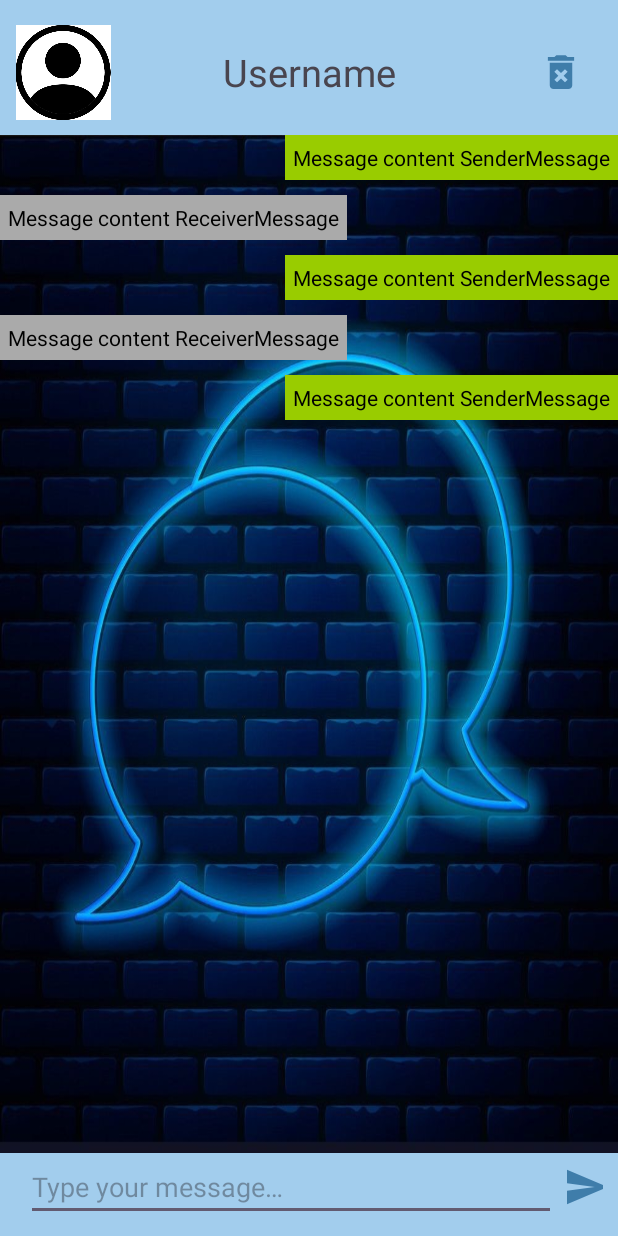
After one commit to yagel2/AP2_Ex4, an Android app: the ChatScreen screen opened directly, with no data from a screen before it, on a phone screen of 412 x 824 dp. The commit adds this screen. Run offline under Robolectric (Android 15) with nearby library versions, the phone set to English and light mode, and no system bars.

Commit message:
chat screen page

```diff
--- a/app/src/main/AndroidManifest.xml
+++ b/app/src/main/AndroidManifest.xml
@@ -13,10 +13,14 @@
         android:theme="@style/Theme.AP2_Ex4"
         tools:targetApi="31">
         <activity
+            android:name=".ChatScreen"
+            android:exported="false" />
+        <activity
             android:name=".Registration"
             android:exported="true">
             <intent-filter>
                 <action android:name="android.intent.action.MAIN" />
+
                 <category android:name="android.intent.category.LAUNCHER" />
             </intent-filter>
         </activity>
--- /dev/null
+++ b/app/src/main/java/com/example/ap2_ex4/ChatScreen.java
@@ -0,0 +1,13 @@
+package com.example.ap2_ex4;
+
+import android.os.Bundle;
+import androidx.appcompat.app.AppCompatActivity;
+
+public class ChatScreen extends AppCompatActivity {
+
+    @Override
+    protected void onCreate(Bundle savedInstanceState) {
+        super.onCreate(savedInstanceState);
+        setContentView(R.layout.activity_chat_screen);
+    }
+}
--- /dev/null
+++ b/app/src/main/res/drawable-anydpi/delete_icon.xml
@@ -0,0 +1,16 @@
+<vector xmlns:android="http://schemas.android.com/apk/res/android"
+    android:width="24dp"
+    android:height="24dp"
+    android:viewportWidth="24"
+    android:viewportHeight="24"
+    android:tint="@color/buttonToNextPage"
+    android:alpha="0.8">
+  <group android:scaleX="1.25"
+      android:scaleY="1.25"
+      android:translateX="-3"
+      android:translateY="-3">
+    <path
+        android:fillColor="@android:color/white"
+        android:pathData="M6,19c0,1.1 0.9,2 2,2h8c1.1,0 2,-0.9 2,-2L18,7L6,7v12zM8.46,11.88l1.41,-1.41L12,12.59l2.12,-2.12 1.41,1.41L13.41,14l2.12,2.12 -1.41,1.41L12,15.41l-2.12,2.12 -1.41,-1.41L10.59,14l-2.13,-2.12zM15.5,4l-1,-1h-5l-1,1L5,4v2h14L19,4z"/>
+  </group>
+</vector>
--- /dev/null
+++ b/app/src/main/res/drawable-anydpi/send_icon.xml
@@ -0,0 +1,17 @@
+<vector xmlns:android="http://schemas.android.com/apk/res/android"
+    android:width="24dp"
+    android:height="24dp"
+    android:viewportWidth="24"
+    android:viewportHeight="24"
+    android:tint="@color/buttonToNextPage"
+    android:alpha="0.8"
+    android:autoMirrored="true">
+  <group android:scaleX="1.4285715"
+      android:scaleY="1.4285715"
+      android:translateX="-5.857143"
+      android:translateY="-5.142857">
+    <path
+        android:fillColor="@android:color/white"
+        android:pathData="M2.01,21L23,12 2.01,3 2,10l15,2 -15,2z"/>
+  </group>
+</vector>
--- /dev/null
+++ b/app/src/main/res/layout/activity_chat_screen.xml
@@ -0,0 +1,121 @@
+<?xml version="1.0" encoding="utf-8"?>
+<androidx.constraintlayout.widget.ConstraintLayout xmlns:android="http://schemas.android.com/apk/res/android"
+    xmlns:app="http://schemas.android.com/apk/res-auto"
+    xmlns:tools="http://schemas.android.com/tools"
+    android:layout_width="match_parent"
+    android:layout_height="match_parent"
+    android:background="@color/blueInput"
+    tools:context=".ChatScreen">
+
+    <!-- Profile Section -->
+    <androidx.constraintlayout.widget.ConstraintLayout
+        android:id="@+id/profileSection"
+        android:layout_width="match_parent"
+        android:layout_height="wrap_content"
+        android:layout_marginTop="5dp"
+        app:layout_constraintTop_toTopOf="parent">
+
+        <ImageView
+            android:id="@+id/imageProfile"
+            android:layout_width="64dp"
+            android:layout_height="63dp"
+            android:layout_marginStart="10dp"
+            android:layout_marginTop="11dp"
+            android:layout_marginEnd="10dp"
+            android:layout_marginBottom="10dp"
+            android:src="@drawable/person_circle"
+            app:layout_constraintBottom_toBottomOf="parent"
+            app:layout_constraintStart_toStartOf="parent"
+            app:layout_constraintTop_toTopOf="parent" />
+
+        <TextView
+            android:id="@+id/textName"
+            android:layout_width="wrap_content"
+            android:layout_height="wrap_content"
+            android:gravity="center_horizontal"
+            android:text="@string/UsernameHeading"
+            android:textSize="25sp"
+            app:layout_constraintBottom_toBottomOf="parent"
+            app:layout_constraintEnd_toEndOf="parent"
+            app:layout_constraintStart_toStartOf="parent"
+            app:layout_constraintTop_toTopOf="parent" />
+
+        <ImageButton
+            android:id="@+id/buttonDelete"
+            android:layout_width="57dp"
+            android:layout_height="81dp"
+            android:layout_marginEnd="9dp"
+            android:background="@android:color/transparent"
+            android:importantForAccessibility="no"
+            android:src="@drawable/delete_icon"
+            app:layout_constraintBottom_toBottomOf="parent"
+            app:layout_constraintEnd_toEndOf="parent"
+            app:layout_constraintTop_toTopOf="parent" />
+
+    </androidx.constraintlayout.widget.ConstraintLayout>
+
+    <ScrollView
+        android:id="@+id/scrollViewMessages"
+        android:layout_width="match_parent"
+        android:layout_height="0dp"
+        android:layout_above="@id/layoutMessageInput"
+        android:layout_below="@id/profileSection"
+        android:background="@drawable/background"
+        app:layout_constraintBottom_toTopOf="@id/layoutMessageInput"
+        app:layout_constraintTop_toBottomOf="@id/profileSection">
+
+        <LinearLayout
+            android:id="@+id/layoutMessageList"
+            android:layout_width="match_parent"
+            android:layout_height="wrap_content"
+            android:orientation="vertical">
+
+            <include layout="@layout/message_sender" />
+
+            <include layout="@layout/message_receiver" />
+
+            <include layout="@layout/message_sender" />
+
+            <include layout="@layout/message_receiver" />
+
+            <include layout="@layout/message_sender" />
+
+        </LinearLayout>
+    </ScrollView>
+
+    <!-- Message Input -->
+    <androidx.constraintlayout.widget.ConstraintLayout
+        android:id="@+id/layoutMessageInput"
+        android:layout_width="match_parent"
+        android:layout_height="wrap_content"
+        android:layout_alignParentBottom="true"
+        android:layout_margin="10dp"
+        app:layout_constraintBottom_toBottomOf="parent">
+
+        <EditText
+            android:id="@+id/editMessage"
+            android:layout_width="0dp"
+            android:layout_height="wrap_content"
+            android:hint="@string/MessageBox"
+            android:inputType="text"
+            app:layout_constraintBottom_toBottomOf="parent"
+            app:layout_constraintEnd_toStartOf="@+id/buttonSend"
+            app:layout_constraintStart_toStartOf="parent"
+            app:layout_constraintTop_toTopOf="parent"
+            app:layout_constraintWidth_percent="0.90" />
+
+        <ImageButton
+            android:id="@+id/buttonSend"
+            android:layout_width="wrap_content"
+            android:layout_height="wrap_content"
+            android:background="@android:color/transparent"
+            android:src="@drawable/send_icon"
+            android:text="@string/Send"
+            app:layout_constraintBottom_toBottomOf="parent"
+            app:layout_constraintEnd_toEndOf="parent"
+            app:layout_constraintTop_toTopOf="parent"
+            app:layout_constraintWidth_percent="0.15" />
+
+    </androidx.constraintlayout.widget.ConstraintLayout>
+
+</androidx.constraintlayout.widget.ConstraintLayout>
--- /dev/null
+++ b/app/src/main/res/layout/message_receiver.xml
@@ -0,0 +1,17 @@
+<RelativeLayout xmlns:android="http://schemas.android.com/apk/res/android"
+    android:layout_width="wrap_content"
+    android:layout_height="wrap_content"
+    android:layout_alignParentStart="true"
+    android:layout_marginBottom="10dp"
+    android:background="@android:color/darker_gray">
+
+    <TextView
+        android:id="@+id/textMessage"
+        android:layout_width="wrap_content"
+        android:layout_height="wrap_content"
+        android:padding="5dp"
+        android:text="@string/ReceiverMessage"
+        android:textColor="@android:color/black"
+        android:layout_gravity="start|center"/>
+
+</RelativeLayout>
--- /dev/null
+++ b/app/src/main/res/layout/message_sender.xml
@@ -0,0 +1,18 @@
+<LinearLayout xmlns:android="http://schemas.android.com/apk/res/android"
+    android:layout_width="wrap_content"
+    android:layout_height="wrap_content"
+    android:layout_gravity="end"
+    android:layout_marginBottom="10dp"
+    android:background="@android:color/holo_green_light"
+    android:orientation="vertical">
+
+    <TextView
+        android:id="@+id/textMessage"
+        android:layout_width="wrap_content"
+        android:layout_height="wrap_content"
+        android:padding="5dp"
+        android:text="@string/SenderMessage"
+        android:textColor="@android:color/black"
+        android:layout_gravity="end|center" />
+
+</LinearLayout>
--- a/app/src/main/res/values/colors.xml
+++ b/app/src/main/res/values/colors.xml
@@ -1,6 +1,7 @@
 <?xml version="1.0" encoding="utf-8"?>
 <resources>
     <color name="black">#FF000000</color>
+    <color name="green">#39BC3E</color>
     <color name="white">#FFFFFFFF</color>
     <color name="blueInput">#A2CDED</color>
     <color name="buttonToNextPage">#27699A</color>
--- a/app/src/main/res/values/strings.xml
+++ b/app/src/main/res/values/strings.xml
@@ -1,19 +1,26 @@
 <resources>
-    <string name="app_name" translatable="false">AP2_Ex4</string>
+    <string name="app_name" translatable="false">Chat App</string>
+
     <string name="password">Password…</string>
     <string name="username">Username…</string>
-    <string name="confirmPassword">Confirm password…</string>
+    <string name="connectButton">Connect</string>
+    <string name="registerButton">Register</string>
     <string name="displayName">Display name…</string>
     <string name="select_image">Select image</string>
-    <string name="registerButton">Register</string>
-    <string name="connectButton">Connect</string>
+    <string name="confirmPassword">Confirm password…</string>
 
+    <string name="Save">Save</string>
+    <string name="dayMode">Day</string>
+    <string name="Hebrew">Hebrew</string>
+    <string name="English">English</string>
+    <string name="nightMode">Night</string>
     <string name="Settings">Settings</string>
-    <string name="Save">Save</string>
     <string name="Theme">Change Theme</string>
-    <string name="English">English</string>
     <string name="changeDisplayName">Change display name</string>
-    <string name="Hebrew">Hebrew</string>
-    <string name="dayMode">Day</string>
-    <string name="nightMode">Night</string>
+    <string name="UsernameHeading">Username</string>
+    <string name="MessageBox">Type your message…</string>
+    <string name="Send">Send</string>
+    <string name="SenderMessage" translatable="false">Message content SenderMessage</string>
+    <string name="ReceiverMessage" translatable="false">Message content ReceiverMessage</string>
+
 </resources>
```
Also changed, not shown: app/src/main/res/drawable-hdpi/delete_icon.png (added), app/src/main/res/drawable-hdpi/send_icon.png (added), app/src/main/res/drawable-mdpi/delete_icon.png (added), app/src/main/res/drawable-mdpi/send_icon.png (added), app/src/main/res/drawable-xhdpi/delete_icon.png (added), app/src/main/res/drawable-xhdpi/send_icon.png (added), app/src/main/res/drawable-xxhdpi/delete_icon.png (added), app/src/main/res/drawable-xxhdpi/send_icon.png (added), app/src/main/res/drawable/person_circle.jpg (added), 1 other file.
